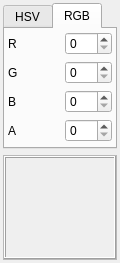
Before: the Qt Designer form app/ui/colorinspector.ui in pencil2d/pencil, drawn with Qt 5.
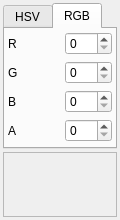
After: the same form once the commit is applied. The open tabs and pages were chosen to show the change. Custom widgets are drawn as their Qt base class.

Commit message: ColorInspector: adjust spacings and how the tabs expand

```diff
--- a/app/ui/colorinspector.ui
+++ b/app/ui/colorinspector.ui
@@ -8,7 +8,7 @@
     <x>0</x>
     <y>0</y>
     <width>120</width>
-    <height>263</height>
+    <height>220</height>
    </rect>
   </property>
   <property name="minimumSize">
@@ -24,6 +24,9 @@
    </size>
   </property>
   <layout class="QVBoxLayout">
+   <property name="spacing">
+    <number>3</number>
+   </property>
    <property name="leftMargin">
     <number>3</number>
    </property>
@@ -316,15 +319,18 @@
        <number>0</number>
       </property>
       <item>
-       <widget class="QLabel" name="color">
-        <property name="autoFillBackground">
-         <bool>true</bool>
+       <widget class="ColorPreviewWidget" name="colorPreview" native="true">
+        <property name="sizePolicy">
+         <sizepolicy hsizetype="Preferred" vsizetype="MinimumExpanding">
+          <horstretch>0</horstretch>
+          <verstretch>0</verstretch>
+         </sizepolicy>
         </property>
-        <property name="frameShape">
-         <enum>QFrame::Box</enum>
-        </property>
-        <property name="frameShadow">
-         <enum>QFrame::Raised</enum>
+        <property name="minimumSize">
+         <size>
+          <width>50</width>
+          <height>50</height>
+         </size>
         </property>
        </widget>
       </item>
@@ -340,6 +346,12 @@
    <header>colorslider.h</header>
    <container>1</container>
   </customwidget>
+  <customwidget>
+   <class>ColorPreviewWidget</class>
+   <extends>QWidget</extends>
+   <header>colorpreviewwidget.h</header>
+   <container>1</container>
+  </customwidget>
  </customwidgets>
  <resources/>
  <connections/>
```
Left out of the diff: 286 changed lines with no effect on the pictures.
